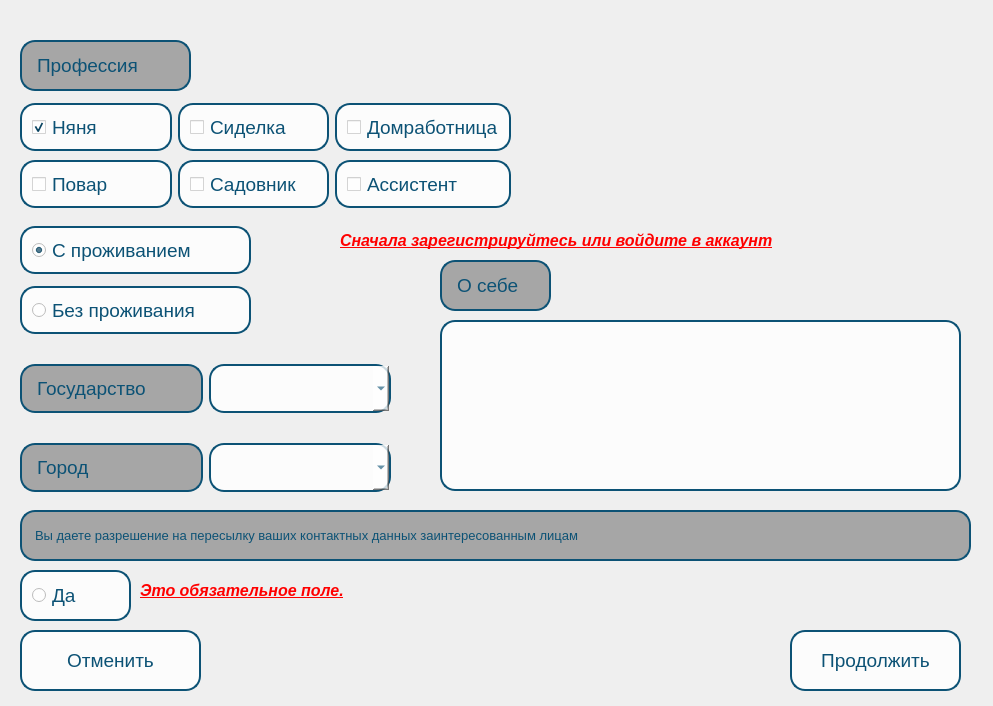
Old version of the form Assets/WindowsUI/worker.ui in the repository yshelev/nya.
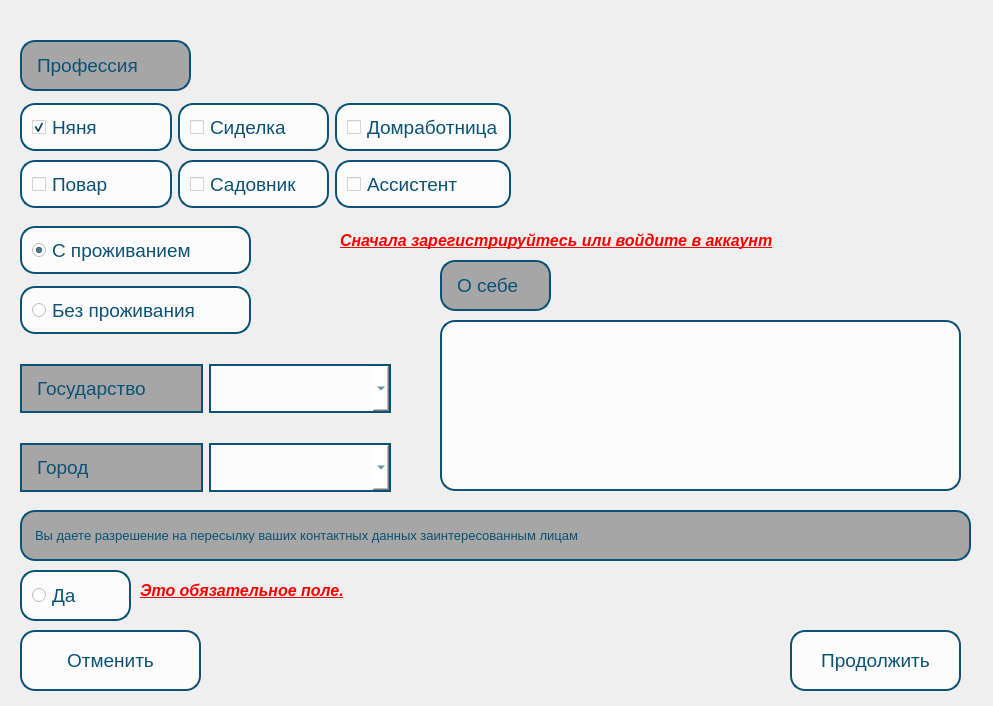
New version of the form. Icons and pictures are not drawn.

Commit message: build скорее всего конечный.

Patch:
```diff
--- a/Assets/WindowsUI/worker.ui
+++ b/Assets/WindowsUI/worker.ui
@@ -507,10 +507,8 @@
         </font>
        </property>
        <property name="styleSheet">
-        <string notr="true"> 
-border-radius: 15px;
+        <string notr="true">border: 2px solid rgba(12, 82, 117, 255); 
 padding: 10px;
-border: 2px solid rgba(12, 82, 117, 255);
 background-color: rgba(145, 145, 145, 200);
 color: rgba(12, 82, 117, 255);
 </string>
@@ -529,7 +527,7 @@
        </property>
        <property name="styleSheet">
         <string notr="true">
-border-radius: 15px;
+
 padding: 10px;
 border: 2px solid rgba(12, 82, 117, 255);
 background-color: rgba(255, 255, 255, 200);
@@ -547,7 +545,7 @@
        </property>
        <property name="styleSheet">
         <string notr="true">
-border-radius: 15px;
+
 padding: 10px;
 border: 2px solid rgba(12, 82, 117, 255);
 background-color: rgba(255, 255, 255, 200);
@@ -564,10 +562,8 @@
         </font>
        </property>
        <property name="styleSheet">
-        <string notr="true"> 
-border-radius: 15px;
+        <string notr="true">border: 2px solid rgba(12, 82, 117, 255); 
 padding: 10px;
-border: 2px solid rgba(12, 82, 117, 255);
 background-color: rgba(145, 145, 145, 200);
 color: rgba(12, 82, 117, 255);
 </string>
```
Left out of the diff: 38 changed lines with no effect on the pictures. The commit also changes 2 other files.
